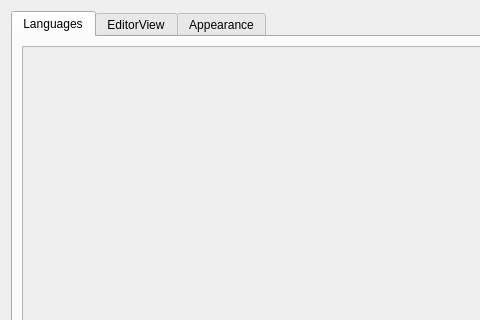
This is src/propelleride/forms/preferences.ui in parallaxinc/PropellerIDE as Qt 5 draws it before an edit; both pictures show x 0 to 480 and y 0 to 320 of the 634 by 447 pixel window. The edited form follows.
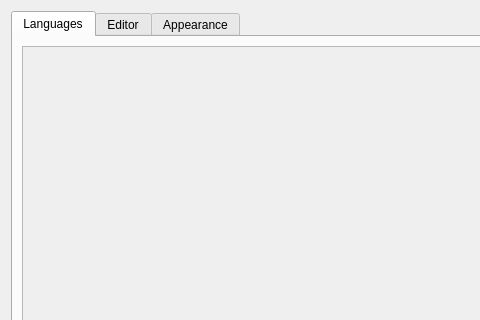
This is the edited form. Icons and pictures are not drawn. Custom widgets are drawn as their Qt base class.

Commit message: Rename EditorView preference to Editor

Patch:
```diff
--- a/src/propelleride/forms/preferences.ui
+++ b/src/propelleride/forms/preferences.ui
@@ -73,7 +73,7 @@
      </widget>
      <widget class="QWidget" name="tabEditor">
       <attribute name="title">
-       <string>EditorView</string>
+       <string>Editor</string>
       </attribute>
       <layout class="QHBoxLayout" name="horizontalLayout_4">
        <item>
```
Left out of the diff: 4 changed lines with no effect on the pictures.
